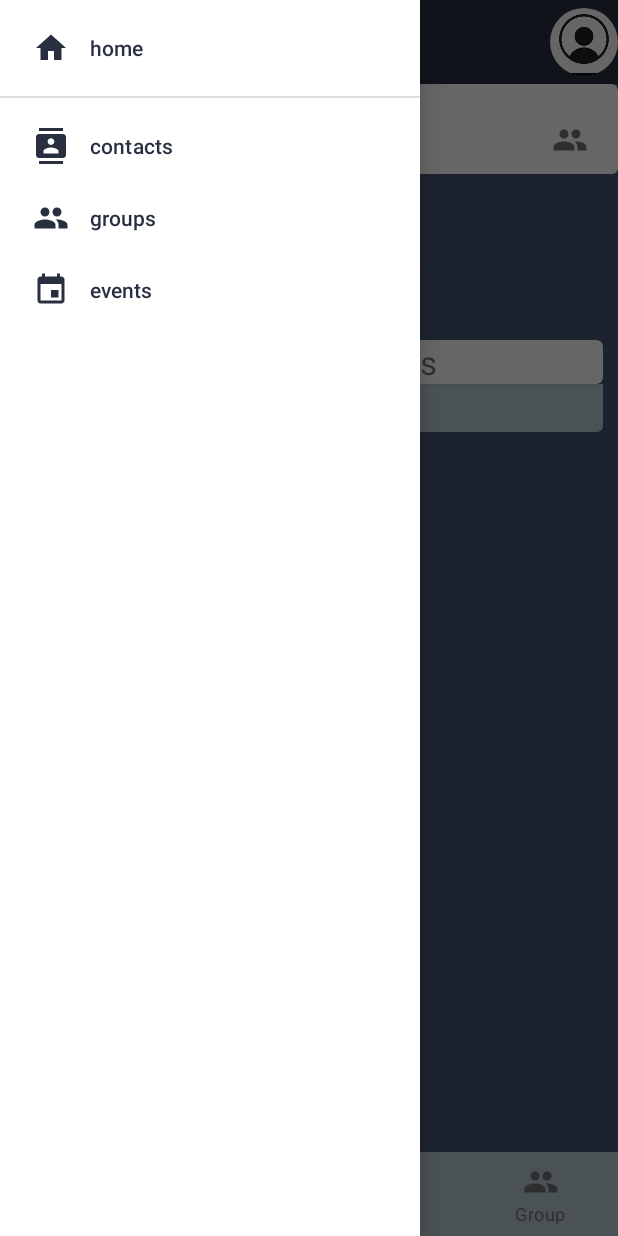
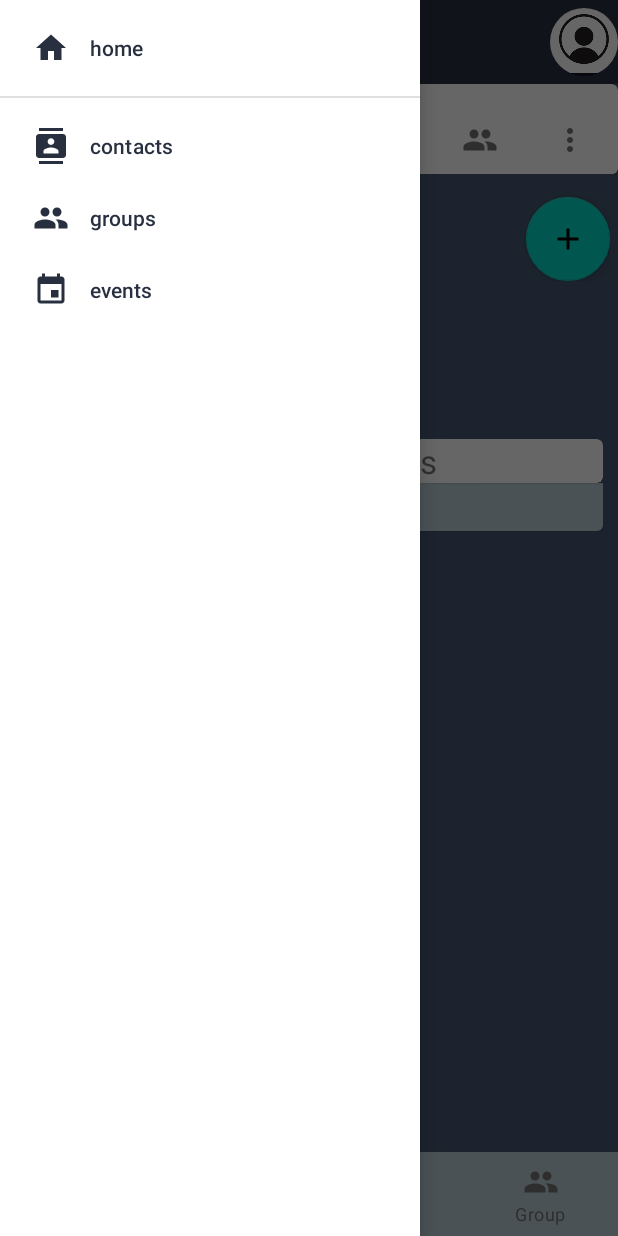
Before and after one commit to michaelSetnyk/time_hunter, an Android app: the ViewGroupFragment screen opened through its navigation route, with the side drawer open, on a phone screen of 412 x 824 dp. Run offline under Robolectric (Android 15) with nearby library versions, the phone set to English and light mode, and no system bars; our stand-ins replace CircleImageView, navigation-ui; libraries missing offline, so code that uses them is left out: com.prolificinteractive.materialcalendarview; plain views replace MaterialCalendarView; 13 statements that could not run were skipped.

Commit message:
more polish changed up leave group option for view group

```diff
--- a/app/src/main/java/com/example/timehunter/MainActivity.kt
+++ b/app/src/main/java/com/example/timehunter/MainActivity.kt
@@ -1,6 +1,9 @@
 package com.example.timehunter
 
+import android.app.PendingIntent.getActivity
+import android.content.res.Configuration
 import android.os.Bundle
+import android.preference.PreferenceManager
 import android.view.MenuItem
 import android.view.View
 import androidx.appcompat.app.AppCompatActivity
@@ -48,10 +51,10 @@ class MainActivity :  AppCompatActivity() {
 
     override fun onSupportNavigateUp(): Boolean {
         return navController.navigateUp(appBarConfig) || super.onSupportNavigateUp()
-
     }
 
     override fun onOptionsItemSelected(item: MenuItem): Boolean {
         return item.onNavDestinationSelected(navController) || super.onOptionsItemSelected(item)
     }
+
 }
--- a/app/src/main/java/com/example/timehunter/MainFragment.kt
+++ b/app/src/main/java/com/example/timehunter/MainFragment.kt
@@ -1,11 +1,13 @@
 package com.example.timehunter
 
 import android.content.Context
+import android.graphics.Rect
 import android.view.View
 import androidx.fragment.app.Fragment
 import android.os.Bundle
 import android.view.LayoutInflater
 import android.view.ViewGroup
+import androidx.annotation.DimenRes
 import androidx.recyclerview.widget.LinearLayoutManager
 import androidx.recyclerview.widget.RecyclerView
 import androidx.viewpager2.widget.ViewPager2
@@ -41,11 +43,16 @@ class MainFragment : Fragment() {
         layoutManger.scrollToPosition(0)
 
         val notificationAdapter = NotificationAdapter(NotificationsData.notifications)
+        val itemDecorator = VerticalMarginItemDecoration(
+            context,
+            R.dimen.viewpager_current_item_horizontal_margin
+        )
 
         notificationList.apply {
             setHasFixedSize(true)
             layoutManager = layoutManger
             adapter = notificationAdapter
+            //addItemDecoration(itemDecorator)
         }
 
         prepCarousel(pageTransformer, context, CarouselData.widgets)
@@ -94,3 +101,10 @@ class MainFragment : Fragment() {
         viewPager.setPageTransformer(pageTransformer)
     }
 }
+class VerticalMarginItemDecoration(context: Context, @DimenRes verticalMarginInDp: Int): RecyclerView.ItemDecoration() {
+    private val vert: Int =  context.resources.getDimension(verticalMarginInDp).toInt()
+
+    override fun getItemOffsets(outRect: Rect, view: View, parent: RecyclerView, state: RecyclerView.State) {
+        outRect.bottom=vert
+    }
+}
--- a/app/src/main/java/com/example/timehunter/ViewGroup.kt
+++ b/app/src/main/java/com/example/timehunter/ViewGroup.kt
@@ -2,23 +2,24 @@ package com.example.timehunter
 
 
 import android.app.Dialog
+import android.content.Context
 import android.content.DialogInterface
 import android.os.Bundle
-import android.view.Gravity
-import android.view.LayoutInflater
-import android.view.View
-import android.view.ViewGroup
+import android.view.*
 import android.widget.TextView
 import androidx.appcompat.app.AlertDialog
+import androidx.appcompat.widget.PopupMenu
 import androidx.core.view.GravityCompat
 import androidx.drawerlayout.widget.DrawerLayout
 import androidx.fragment.app.DialogFragment
 import androidx.fragment.app.Fragment
 import androidx.fragment.app.FragmentTransaction
+import androidx.navigation.Navigation
 import androidx.navigation.fragment.findNavController
 import androidx.recyclerview.widget.LinearLayoutManager
 import androidx.recyclerview.widget.RecyclerView
 import com.google.android.material.button.MaterialButton
+import com.google.android.material.floatingactionbutton.FloatingActionButton
 import com.google.android.material.navigation.NavigationView
 import com.prolificinteractive.materialcalendarview.MaterialCalendarView
 import de.hdodenhof.circleimageview.CircleImageView
@@ -41,6 +42,8 @@ class ViewGroupFragment : Fragment() {
         }
     }
 
+    private lateinit var group: Group
+
     override fun onCreateView(
         inflater: LayoutInflater, container: ViewGroup?,
         savedInstanceState: Bundle?
@@ -54,14 +57,20 @@ class ViewGroupFragment : Fragment() {
         val contactsListViewer = layout.findViewById<RecyclerView>(R.id.contacts_list)
         val calendarButton = layout.findViewById<MaterialButton>(R.id.calendarButton)
         val weekCalendarView = layout.findViewById<MaterialCalendarView>(R.id.weekCalendarView)
-        val leaveButton = layout.findViewById<MaterialButton>(R.id.leave)
         val openContacts = layout.findViewById<MaterialButton>(R.id.open_contacts)
+        val openOptions = layout.findViewById<MaterialButton>(R.id.open_options)
         val contactsDrawer = layout.findViewById<DrawerLayout>(R.id.contacts_drawer)
         val noContactsView = layout.findViewById<TextView>(R.id.no_contacts)
         val noEvents = layout.findViewById<TextView>(R.id.noEvents)
+        val addContactButton = layout.findViewById<FloatingActionButton>(R.id.add_contact_floating)
 
-        val group = arguments!!.getParcelable<Group>(ARG_GROUP)
-        val icon =  group!!.icon
+        val contactsNavigationView = layout.findViewById<NavigationView>(R.id.contactsNavigationView)
+        val contactsHeaderLayout = contactsNavigationView.getHeaderView(0)
+        val addContactDrawerButton = contactsHeaderLayout.findViewById<FloatingActionButton>(R.id.add_contact)
+
+
+        group = arguments!!.getParcelable<Group>(ARG_GROUP) as Group
+        val icon =  group.icon
         val title = group.name
         val description = group.summary
         val users = group.people
@@ -70,6 +79,7 @@ class ViewGroupFragment : Fragment() {
         groupPhotoView.setImageResource(icon)
         titleView.text = title
         descriptionView.text = description
+        weekCalendarView.topbarVisible=false
 
         if (users.isEmpty()) {
             noContactsView.visibility=View.VISIBLE
@@ -83,10 +93,8 @@ class ViewGroupFragment : Fragment() {
             noEvents.visibility=View.GONE
         }
 
-        weekCalendarView.topbarVisible=false
-
+        // Configure the events and contacts icons and drawer adapters
         configureContacts(membersView,contactsListViewer, users)
-
         confiureEvents(eventsView, events)
 
         val fm = childFragmentManager
@@ -103,17 +111,40 @@ class ViewGroupFragment : Fragment() {
             }
         }
 
-        leaveButton.setOnClickListener {
-            GroupsData.groups.remove(group)
-            findNavController().popBackStack()
+
+        val popup = PopupMenu(openOptions.context,openOptions)
+        openOptions.setOnClickListener {
+            popup.menuInflater.inflate(R.menu.viewgroup_contacts_options, popup.menu)
+            popup.show()
         }
+
+        popup.setOnMenuItemClickListener(PopupMenu.OnMenuItemClickListener {
+                println("Item selected")
+                when (it.itemId) {
+                    R.id.menu_leave -> {
+                        println("Item leave selected")
+                        GroupsData.groups.remove(group)
+                        findNavController().popBackStack()
+                        false
+                    }
+                    R.id.menu_edit -> {
+                        true
+                    }
+                    else -> super.onOptionsItemSelected(it)
+                }
+            }
+        )
+
+        // This may be time permitting
+        //addContactButton.setOnClickListener(Navigation.createNavigateOnClickListener(R.id.add_contact,FragArgs))
 
         return layout
     }
 
 
 
-    fun configureContacts(iconsViewer: RecyclerView, contactsList: RecyclerView, contacts: ArrayList<User>) {
+
+fun configureContacts(iconsViewer: RecyclerView, contactsList: RecyclerView, contacts: ArrayList<User>) {
         val layoutManger = LinearLayoutManager(context, LinearLayoutManager.HORIZONTAL, false)
         iconsViewer.apply {
             setHasFixedSize(true)
@@ -149,10 +180,7 @@ class CalendarDialog : DialogFragment() {
             builder.create()
         } ?: throw IllegalStateException("Activity Cannot be Null")
     }
-
-
 }
-
 
 // This should be an event but  group event items have the layout we need
 // No interaction on this part
--- /dev/null
+++ b/app/src/main/res/drawable/ic_more_vert_black_24dp.xml
@@ -0,0 +1,9 @@
+<vector xmlns:android="http://schemas.android.com/apk/res/android"
+        android:width="24dp"
+        android:height="24dp"
+        android:viewportWidth="24.0"
+        android:viewportHeight="24.0">
+    <path
+        android:fillColor="#FF000000"
+        android:pathData="M12,8c1.1,0 2,-0.9 2,-2s-0.9,-2 -2,-2 -2,0.9 -2,2 0.9,2 2,2zM12,10c-1.1,0 -2,0.9 -2,2s0.9,2 2,2 2,-0.9 2,-2 -0.9,-2 -2,-2zM12,16c-1.1,0 -2,0.9 -2,2s0.9,2 2,2 2,-0.9 2,-2 -0.9,-2 -2,-2z"/>
+</vector>
--- a/app/src/main/res/layout/activity_main.xml
+++ b/app/src/main/res/layout/activity_main.xml
@@ -30,7 +30,7 @@
                 android:id="@+id/nav_host_fragment"
                 android:name="androidx.navigation.fragment.NavHostFragment"
                 android:layout_width="match_parent"
-                android:layout_height="618dp"
+                android:layout_height="617dp"
                 app:defaultNavHost="true"
                 app:navGraph="@navigation/nav_graph" />
             <com.google.android.material.bottomnavigation.BottomNavigationView
--- a/app/src/main/res/layout/fragment_view_group.xml
+++ b/app/src/main/res/layout/fragment_view_group.xml
@@ -12,7 +12,6 @@
         android:layout_width="match_parent"
         android:layout_height="wrap_content"
         android:padding="20dp">
-
         <LinearLayout
             android:layout_width="match_parent"
             android:layout_height="wrap_content"
@@ -37,9 +36,17 @@
                 app:strokeColor="#FFFFFF"
                 android:stateListAnimator="@null"
                 app:icon="@drawable/ic_people_black_24dp"/>
+            <com.google.android.material.button.MaterialButton
+                android:id="@+id/open_options"
+                android:layout_width="@dimen/notification_icon_size"
+                android:layout_height="@dimen/notification_icon_size"
+                app:backgroundTint="#FFFFFF"
+                app:iconTint="@color/colorAccent"
+                app:strokeColor="#FFFFFF"
+                android:stateListAnimator="@null"
+                app:icon="@drawable/ic_more_vert_black_24dp"/>
         </LinearLayout>
     </com.google.android.material.card.MaterialCardView>
-
     <androidx.drawerlayout.widget.DrawerLayout
         android:id="@+id/contacts_drawer"
         android:layout_width="match_parent"
@@ -48,7 +55,6 @@
             android:layout_width="match_parent"
             android:layout_height="wrap_content"
             android:orientation="vertical">
-
             <LinearLayout
                 android:layout_margin="5dp"
                 android:id="@+id/contacts_section"
@@ -60,25 +66,28 @@
                     android:backgroundTint="@color/colorBackground"
                     android:id="@+id/no_contacts"
                     android:text="Your Group is Empty"
-            android:textSize="30dp"
+                    android:textSize="30sp"
                     android:layout_width="match_parent"
                     android:layout_height="wrap_content"/>
-
                 <androidx.recyclerview.widget.RecyclerView
                     android:id="@+id/contacts"
-            android:layout_width="match_parent"
+                    android:layout_weight="1"
+                    android:layout_width="0dp"
                     android:layout_height="wrap_content"/>
+                <com.google.android.material.floatingactionbutton.FloatingActionButton
+                    android:id="@+id/add_contact_floating"
+                    android:layout_marginTop="10dp"
+                    android:layout_width="wrap_content"
+                    android:layout_height="wrap_content"
+                    android:layout_gravity="bottom|end"
+                    app:srcCompat="@drawable/ic_add_black_24dp"/>
             </LinearLayout>
-
-    <androidx.constraintlayout.widget.ConstraintLayout
-        android:layout_width="match_parent"
-        android:layout_height="match_parent">
             <LinearLayout
-            app:layout_constraintTop_toTopOf="parent"
                 android:id="@+id/main_content"
                 android:orientation="vertical"
                 android:layout_width="match_parent"
-            android:layout_height="wrap_content"
+                android:layout_height="0dp"
+                android:layout_weight="1"
                 android:padding="10dp">
                 <androidx.core.widget.NestedScrollView
                     android:layout_width="match_parent"
@@ -144,49 +153,13 @@
                         app:mcv_selectionColor="@color/colorPrimaryDark"
                         app:mcv_selectionMode="none"
                         app:mcv_calendarMode="week"
-                        app:mcv_showWeekDays="true"
-                        />
+                        app:mcv_showWeekDays="true"/>
                     </LinearLayout>
                 </com.google.android.material.card.MaterialCardView>
             </LinearLayout>
-        <LinearLayout
-            android:layout_width="match_parent"
-            android:layout_height="wrap_content"
-            android:layout_marginTop="20dp"
-            android:orientation="horizontal"
-            app:layout_constraintBottom_toBottomOf="parent">
-            <com.google.android.material.button.MaterialButton
-                android:id="@+id/leave"
-                android:layout_width="wrap_content"
-                android:layout_height="wrap_content"
-                android:background="@color/colorRejectBackground"
-                android:backgroundTint="@color/colorRejectBackground"
-                android:text="Leave"
-                android:layout_margin="20dp"
-                android:textAppearance="@style/TextAppearance.MaterialComponents.Button"
-                android:textColor="@color/colorRejectText"
-                android:textSize="20sp"
-                app:cornerRadius="25dp"
-                app:layout_constraintBottom_toBottomOf="parent"
-                app:layout_constraintStart_toStartOf="parent" />
-
-            <com.google.android.material.button.MaterialButton
-                android:id="@+id/edit"
-                android:layout_width="wrap_content"
-                android:layout_height="wrap_content"
-                android:background="@color/colorEditBackground"
-                android:backgroundTint="@color/colorEditBackground"
-                android:text="Edit "
-                android:layout_margin="20dp"
-                android:textColor="@color/colorEditText"
-                android:textSize="20sp"
-                app:cornerRadius="25dp"
-                app:layout_constraintBottom_toBottomOf="parent"
-                app:layout_constraintEnd_toEndOf="parent" />
-        </LinearLayout>
-    </androidx.constraintlayout.widget.ConstraintLayout>
         </LinearLayout>
         <com.google.android.material.navigation.NavigationView
+            android:id="@+id/contactsNavigationView"
             android:layout_width="wrap_content"
             android:layout_height="match_parent"
             android:layout_gravity="end"
--- /dev/null
+++ b/app/src/main/res/menu/viewgroup_contacts_options.xml
@@ -0,0 +1,7 @@
+<?xml version="1.0" encoding="utf-8"?>
+<menu xmlns:android="http://schemas.android.com/apk/res/android">
+    <item android:id="@+id/menu_leave"
+        android:title="Leave" />
+    <item android:id="@+id/menu_edit"
+        android:title="Edit" />
+</menu>
--- a/app/src/main/res/navigation/nav_graph.xml
+++ b/app/src/main/res/navigation/nav_graph.xml
@@ -2,7 +2,7 @@
 <navigation xmlns:app="http://schemas.android.com/apk/res-auto"
     xmlns:android="http://schemas.android.com/apk/res/android"
     xmlns:tools="http://schemas.android.com/tools"
-    app:startDestination="@id/groupsPageFragment"
+    app:startDestination="@id/mainFragment"
     android:id="@+id/main">
 
     <fragment
```
Also changed, not shown: app/src/main/AndroidManifest.xml (+10 -3 lines), app/src/main/res/layout/fragment_main.xml (+9 -6 lines), app/src/main/res/layout/group_contacts_header.xml (+7 -1 lines). Lines whose indentation alone changed are shown as unchanged.
